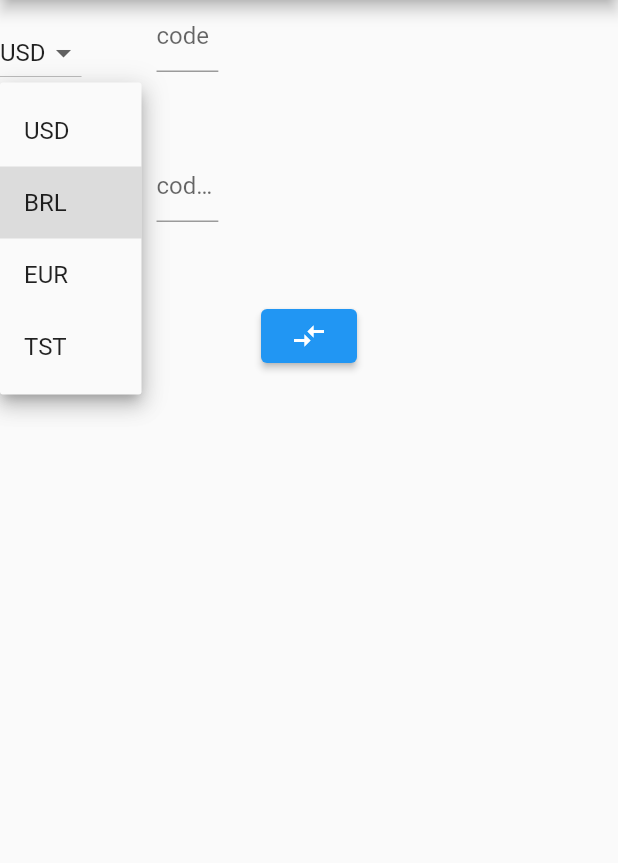
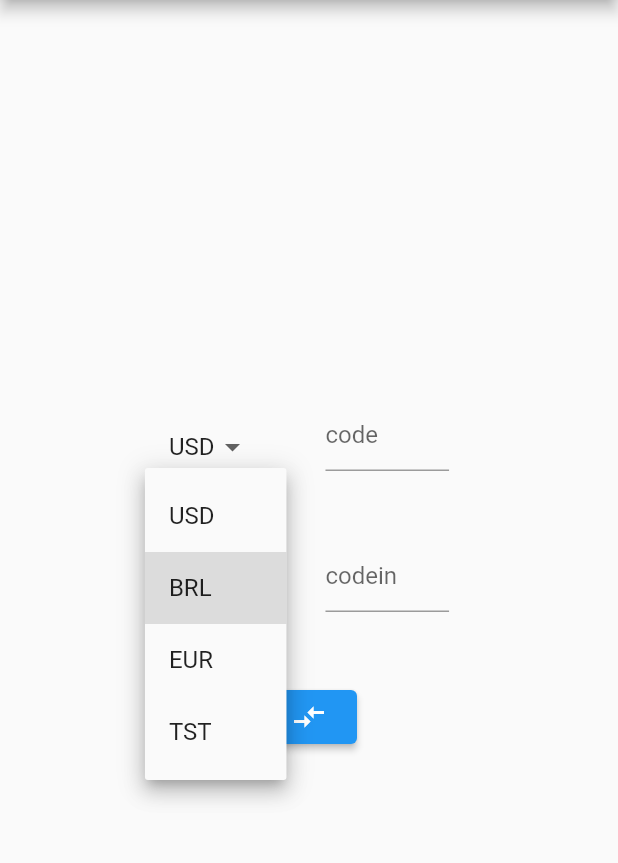
Before and after one commit to ernando760/conversor-de-moedas, a Flutter app: the screen it shows after launch, after a tap on "BRL", on a phone screen of 412 x 824 dp, the part 84-947 px from its top. Run offline on Flutter 3.47's test engine with Material 2 defaults, Android fonts, the phone set to English and light mode, and no system bars; our stand-ins replace dio; network calls fail.

Commit message:
fix problems: currency_repository_impl.dart

```diff
--- a/lib/src/pages/controllers/currency_controller.dart
+++ b/lib/src/pages/controllers/currency_controller.dart
@@ -5,17 +5,8 @@ import 'package:flutter/material.dart';
 import '../../models/currency_model.dart';
 import '../../repositories/currency_repository.dart';
 
-enum CurrencyStatusState {
-  initial,
-  loading,
-  success,
-  failure,
-}
-
 class CurrencyController extends ChangeNotifier {
   final CurrencyRepository _currencyRepository;
-  ValueNotifier<CurrencyStatusState> currencyStatus =
-      ValueNotifier<CurrencyStatusState>(CurrencyStatusState.initial);
   CurrentModel? currencyModel;
   String codeCurrent = "USD";
   String codeinCurrent = "BRL";
@@ -31,11 +22,9 @@ class CurrencyController extends ChangeNotifier {
       {required String code,
       required String codein,
       required String value}) async {
-    currencyStatus.value = CurrencyStatusState.loading;
     currencyModel = await _currencyRepository.convertCurrency(
         code: code, codein: codein, value: value);
     log('${currencyModel?.toMap()}');
-    currencyStatus.value = CurrencyStatusState.success;
     notifyListeners();
   }
 
--- a/lib/src/pages/home_page.dart
+++ b/lib/src/pages/home_page.dart
@@ -15,7 +15,7 @@ class HomePage extends StatefulWidget {
 
 class _HomePageState extends State<HomePage> {
   final currencyController = CurrencyController(CurrencyRepositoryImpl());
-  final deboucer = Debouncer(milliseconds: 500);
+  final deboucer = Debouncer(milliseconds: 300);
   @override
   void initState() {
     super.initState();
@@ -32,11 +32,16 @@ class _HomePageState extends State<HomePage> {
       body: AnimatedBuilder(
           animation: currencyController,
           builder: (context, _) {
-            return Column(
+            return SizedBox(
+              width: MediaQuery.sizeOf(context).width,
+              height: MediaQuery.sizeOf(context).height,
+              child: Column(
+                mainAxisAlignment: MainAxisAlignment.center,
+                crossAxisAlignment: CrossAxisAlignment.center,
                 children: [
                   SizedBox(
-                  child: Center(
                     child: Row(
+                      mainAxisAlignment: MainAxisAlignment.center,
                       children: [
                         CurrencyDropDownButton(
                             codeCurrent: currencyController.codeCurrent,
@@ -64,13 +69,13 @@ class _HomePageState extends State<HomePage> {
                       ],
                     ),
                   ),
-                ),
                   const SizedBox(
                     height: 30,
                   ),
                   SizedBox(
-                  child: Center(
                     child: Row(
+                      mainAxisAlignment: MainAxisAlignment.center,
+                      crossAxisAlignment: CrossAxisAlignment.center,
                       children: [
                         CurrencyDropDownButton(
                             codeCurrent: currencyController.codeinCurrent,
@@ -97,7 +102,6 @@ class _HomePageState extends State<HomePage> {
                       ],
                     ),
                   ),
-                ),
                   const SizedBox(
                     height: 30,
                   ),
@@ -111,6 +115,7 @@ class _HomePageState extends State<HomePage> {
                         child: const Icon(Icons.compare_arrows)),
                   )
                 ],
+              ),
             );
           }),
     );
--- a/lib/src/pages/widgets/text_field_currency.dart
+++ b/lib/src/pages/widgets/text_field_currency.dart
@@ -1,4 +1,5 @@
 // ignore_for_file: public_member_api_docs, sort_constructors_first
+
 import 'package:flutter/material.dart';
 
 class TextFieldCurrency extends StatelessWidget {
@@ -14,15 +15,16 @@ class TextFieldCurrency extends StatelessWidget {
   @override
   Widget build(BuildContext context) {
     return Container(
-      width: MediaQuery.sizeOf(context).width * .1 // 100
+      width: MediaQuery.sizeOf(context).width * .2 // 100
       ,
-      height: 70,
+      height: 64,
       decoration: const BoxDecoration(),
       child: TextField(
-          keyboardType: TextInputType.number,
-          controller: controller,
-          onChanged: onChanged,
-          decoration: InputDecoration(hintText: hintText)),
+        decoration: InputDecoration(hintText: hintText),
+        keyboardType: TextInputType.number,
+        controller: controller,
+        onChanged: onChanged,
+      ),
     );
   }
 }
--- a/lib/src/repositories/currency_repository_impl.dart
+++ b/lib/src/repositories/currency_repository_impl.dart
@@ -3,6 +3,10 @@ import 'dart:developer';
 import 'package:conversor_de_moedas/src/models/currency_model.dart';
 import 'package:conversor_de_moedas/src/repositories/currency_repository.dart';
 import 'package:dio/dio.dart';
+
+class CurrencyConstants {
+  static const apiToken = String.fromEnvironment('API_TOKEN');
+}
 
 class CurrencyRepositoryImpl extends CurrencyRepository {
   final Dio _dio = Dio();
@@ -16,7 +20,7 @@ class CurrencyRepositoryImpl extends CurrencyRepository {
 
     if (value != "0" || value.isNotEmpty) {
       final res = await _dio.get(
-          'https://api.invertexto.com/v1/currency/${code}_$codein?token=3745|78VYtk3vhWjclnPZ4gTSSfrLnyBv9Uc0');
+          'https://api.invertexto.com/v1/currency/${code}_$codein?token=${CurrencyConstants.apiToken}');
       final convertValue = double.parse(value);
       log("convert value: $convertValue");
       var price = convertValue * res.data['${code}_$codein']["price"];
```
Also changed, not shown: 1 other file. Lines whose indentation alone changed are shown as unchanged.
